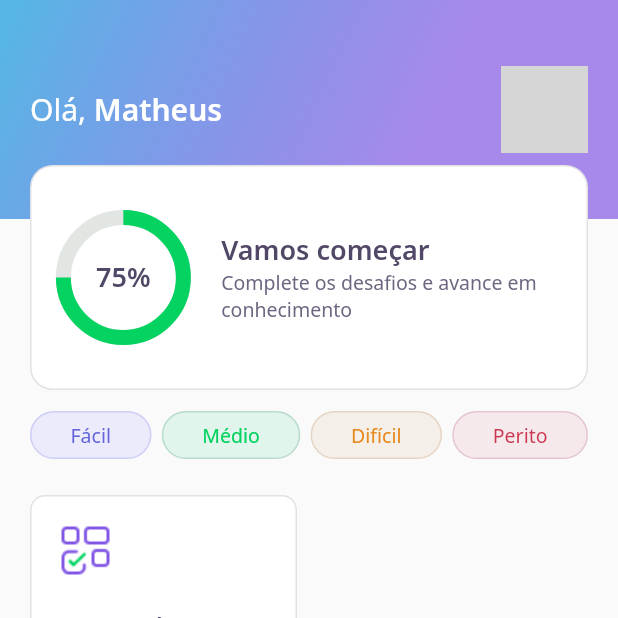
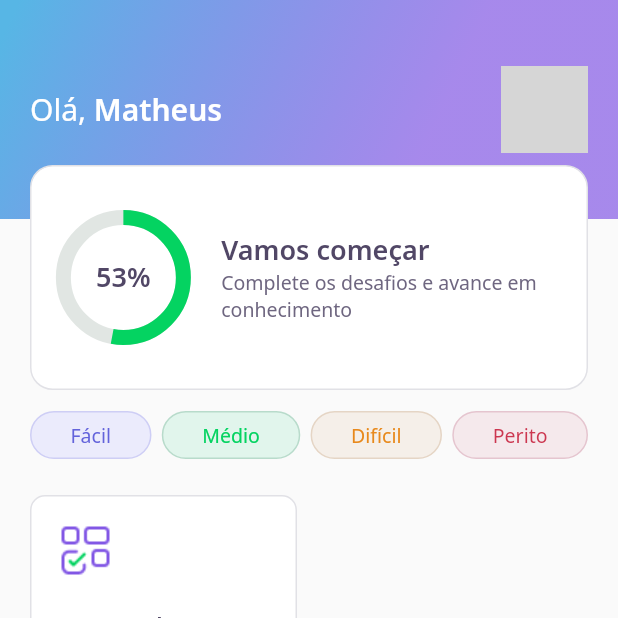
Before and after one commit to mattatito/dev.quiz, a Flutter app: the screen it shows after launch, on a phone screen of 412 x 824 dp, the top half of it. Run offline on Flutter 3.47's test engine with Material 2 defaults, Android fonts, the phone set to English and light mode, and no system bars; our stand-ins replace google_fonts, share_plus; network calls fail; grey boxes are pictures that could not be loaded.

```diff
--- a/assets/database/user.json
+++ b/assets/database/user.json
@@ -1,5 +1,5 @@
 {
   "name" : "Matheus",
-  "score" : 100,
+  "score" : 53,
   "photoUrl" : "https://avatars.githubusercontent.com/u/50848469?s=400&u=3bd01201742277005ae0a0db738f6d7f0dc66a64&v=4"
 }
--- a/lib/home/widgets/appbar/app_bar_widget.dart
+++ b/lib/home/widgets/appbar/app_bar_widget.dart
@@ -49,7 +49,7 @@ class AppBarWidget extends PreferredSize {
                   ),
                   Align(
                     alignment: Alignment(0.0, 1.2),
-                      child: ScoreCardWidget()
+                      child: ScoreCardWidget(percent: user.score/100,)
                   )
                 ],
               ),
--- a/lib/home/widgets/chart/chart_widget.dart
+++ b/lib/home/widgets/chart/chart_widget.dart
@@ -2,13 +2,43 @@ import 'package:dev_quiz/core/app_colors.dart';
 import 'package:dev_quiz/core/app_text_styles.dart';
 import 'package:flutter/material.dart';
 
-class ChartWidget extends StatelessWidget {
+class ChartWidget extends StatefulWidget {
+  final double value;
+
+  const ChartWidget({Key? key, required this.value}) : super(key: key);
+
+  @override
+  _ChartWidgetState createState() => _ChartWidgetState();
+}
+
+class _ChartWidgetState extends State<ChartWidget>
+    with SingleTickerProviderStateMixin {
+  late AnimationController _controller;
+  late Animation<double> _animation;
+
+  void _initAnimation() {
+    _controller =
+        AnimationController(vsync: this, duration: Duration(seconds: 3));
+    _animation = Tween<double>(begin: 0, end: widget.value)
+        .animate(_controller);
+    _controller.forward();
+  }
+
+  @override
+  void initState() {
+    _initAnimation();
+    super.initState();
+  }
+
   @override
   Widget build(BuildContext context) {
     return Container(
       height: 80,
       width: 80,
-      child: Stack(
+      child: AnimatedBuilder(
+        animation: _animation,
+        builder: (context, _){
+          return Stack(
             children: [
               Center(
                 child: Container(
@@ -16,18 +46,22 @@ class ChartWidget extends StatelessWidget {
                   width: 80,
                   child: CircularProgressIndicator(
                     strokeWidth: 10,
-                value: .75,
+                    value: _animation.value,
                     backgroundColor: AppColors.chartSecondary,
-                valueColor: AlwaysStoppedAnimation<Color>(
-                  AppColors.chartPrimary
-                ),
-
+                    valueColor:
+                    AlwaysStoppedAnimation<Color>(AppColors.chartPrimary),
                   ),
                 ),
               ),
-          Center(child: Text("75%",style: AppTextStyles.heading,))
+              Center(
+                  child: Text(
+                    "${(_animation.value * 100).toInt()}%",
+                    style: AppTextStyles.heading,
+                  ))
             ],
-      ),
+          );
+        },
+      )
     );
   }
 }
--- a/lib/home/widgets/score_card/score_card_widget.dart
+++ b/lib/home/widgets/score_card/score_card_widget.dart
@@ -4,6 +4,10 @@ import 'package:dev_quiz/home/widgets/chart/chart_widget.dart';
 import 'package:flutter/material.dart';
 
 class ScoreCardWidget extends StatelessWidget {
+  final double percent;
+
+  const ScoreCardWidget({Key? key,required this.percent}) : super(key: key);
+
   @override
   Widget build(BuildContext context) {
     return Padding(
@@ -21,7 +25,7 @@ class ScoreCardWidget extends StatelessWidget {
           children: [
             Expanded(
               flex: 1,
-              child: ChartWidget(),
+              child: ChartWidget(value: percent,),
             ),
             Expanded(
               flex: 3,
```
Lines whose indentation alone changed are shown as unchanged.
